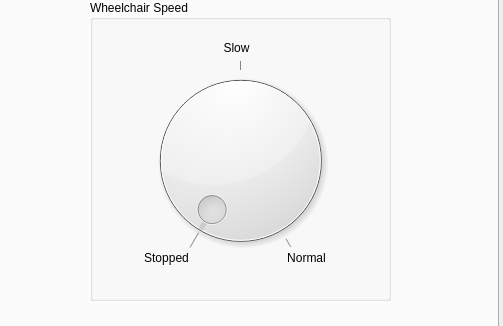
The window that Stuff/demoGUI.ui (tLiMiT/Capstone) describes before a commit, drawn with Qt 5; both pictures show x 622 to 1125 and y 196 to 522 of the 1125 by 655 pixel window.
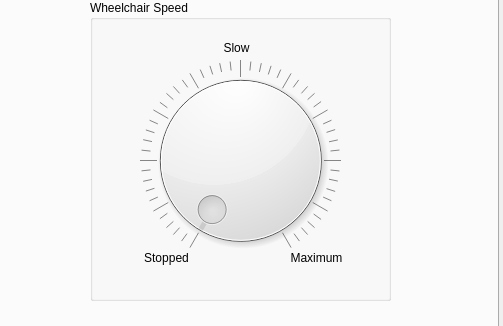
The same window after the commit. The open tabs and pages were chosen to show the change. Icons and pictures are not drawn.

Commit message:
Button colors can be changed
still need to actually complete the functions

What changed in the file:
```diff
--- a/Stuff/demoGUI.ui
+++ b/Stuff/demoGUI.ui
@@ -60,8 +60,11 @@
         <height>201</height>
        </rect>
       </property>
-      <property name="maximum">
-       <number>2</number>
+      <property name="invertedAppearance">
+       <bool>false</bool>
+      </property>
+      <property name="invertedControls">
+       <bool>false</bool>
       </property>
       <property name="notchesVisible">
        <bool>true</bool>
@@ -86,14 +89,14 @@
      <widget class="QLabel" name="label_5">
       <property name="geometry">
        <rect>
-        <x>190</x>
+        <x>200</x>
         <y>250</y>
         <width>53</width>
         <height>16</height>
        </rect>
       </property>
       <property name="text">
-       <string>Normal</string>
+       <string>Maximum</string>
       </property>
       <property name="alignment">
        <set>Qt::AlignCenter</set>
```
The commit also changes 2 other files.
